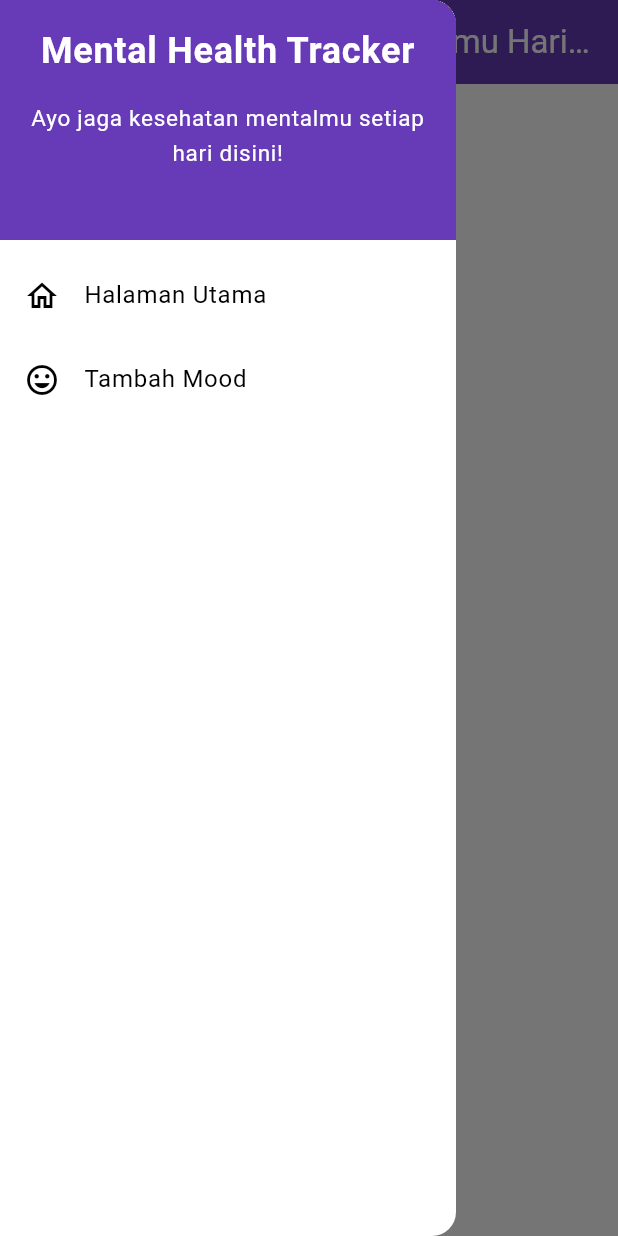
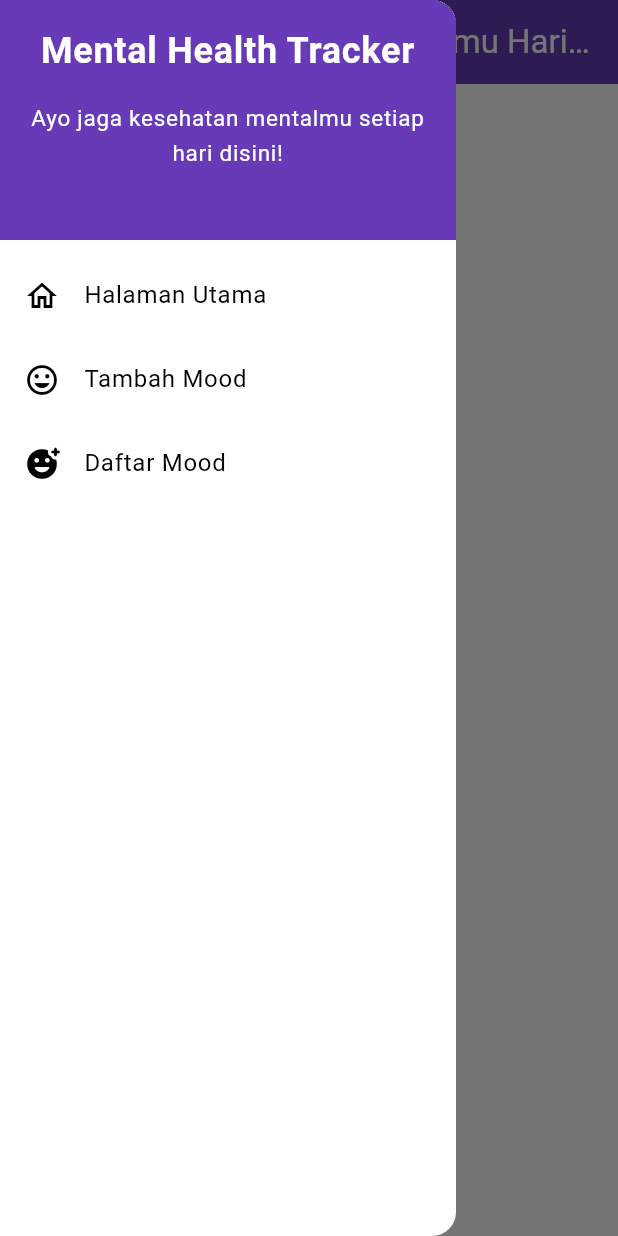
Before and after one commit to gracekarinn/mental-heath-tracker-mobile, a Flutter app: the MoodEntryFormPage screen opened directly, with the side drawer open, on a phone screen of 412 x 824 dp. Run offline on Flutter 3.47's test engine with Material 3 defaults, Android fonts, the phone set to English and light mode, and no system bars; missing offline and left inert: pbp_django_auth.

Commit message:
feat: add navigation to MoodEntryPage in LeftDrawer

```diff
--- a/lib/widgets/left_drawer.dart
+++ b/lib/widgets/left_drawer.dart
@@ -1,6 +1,7 @@
 import 'package:flutter/material.dart';
 import 'package:mental_health_tracker/screens/menu.dart';
 import 'package:mental_health_tracker/screens/moodentry_form.dart';
+import 'package:mental_health_tracker/screens/list_moodentry.dart';
 
 class LeftDrawer extends StatelessWidget {
   const LeftDrawer({super.key});
@@ -61,6 +62,17 @@ class LeftDrawer extends StatelessWidget {
               );
             },
           ),
+          ListTile(
+            leading: const Icon(Icons.add_reaction_rounded),
+            title: const Text('Daftar Mood'),
+            onTap: () {
+              // Route menu ke halaman mood
+              Navigator.push(
+                context,
+                MaterialPageRoute(builder: (context) => const MoodEntryPage()),
+              );
+            },
+          ),
         ],
       ),
     );
```
